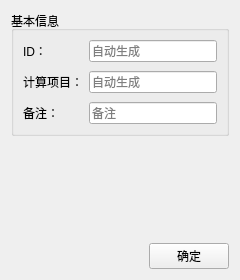
MWTJC/Gnss_on_UAV_GUI, file PySideApp/build_src/ui/BasicInfoUI.ui: the form before one commit.
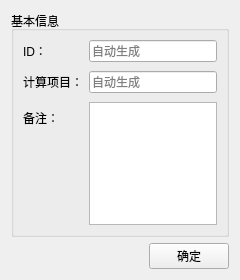
The form after the commit.

Commit message: 更换lineedit防止需要写一堆东西

```diff
--- a/PySideApp/build_src/ui/BasicInfoUI.ui
+++ b/PySideApp/build_src/ui/BasicInfoUI.ui
@@ -43,20 +43,6 @@
         </property>
        </widget>
       </item>
-      <item row="2" column="0">
-       <widget class="QLabel" name="label_2">
-        <property name="text">
-         <string>备注：</string>
-        </property>
-       </widget>
-      </item>
-      <item row="2" column="1">
-       <widget class="QLineEdit" name="lineEdit_mark">
-        <property name="placeholderText">
-         <string>备注</string>
-        </property>
-       </widget>
-      </item>
       <item row="1" column="0">
        <widget class="QLabel" name="label_3">
         <property name="text">
@@ -71,6 +57,27 @@
         </property>
        </widget>
       </item>
+      <item row="2" column="0">
+       <widget class="QLabel" name="label_2">
+        <property name="text">
+         <string>备注：</string>
+        </property>
+       </widget>
+      </item>
+      <item row="2" column="1">
+       <widget class="QTextEdit" name="textEdit_mark">
+        <property name="html">
+         <string>&lt;!DOCTYPE HTML PUBLIC &quot;-//W3C//DTD HTML 4.0//EN&quot; &quot;http://www.w3.org/TR/REC-html40/strict.dtd&quot;&gt;
+&lt;html&gt;&lt;head&gt;&lt;meta name=&quot;qrichtext&quot; content=&quot;1&quot; /&gt;&lt;meta charset=&quot;utf-8&quot; /&gt;&lt;style type=&quot;text/css&quot;&gt;
+p, li { white-space: pre-wrap; }
+hr { height: 1px; border-width: 0; }
+li.unchecked::marker { content: &quot;\2610&quot;; }
+li.checked::marker { content: &quot;\2612&quot;; }
+&lt;/style&gt;&lt;/head&gt;&lt;body style=&quot; font-family:'Microsoft YaHei UI'; font-size:9pt; font-weight:400; font-style:normal;&quot;&gt;
+&lt;p style=&quot;-qt-paragraph-type:empty; margin-top:0px; margin-bottom:0px; margin-left:0px; margin-right:0px; -qt-block-indent:0; text-indent:0px;&quot;&gt;&lt;br /&gt;&lt;/p&gt;&lt;/body&gt;&lt;/html&gt;</string>
+        </property>
+       </widget>
+      </item>
      </layout>
     </widget>
    </item>
```
